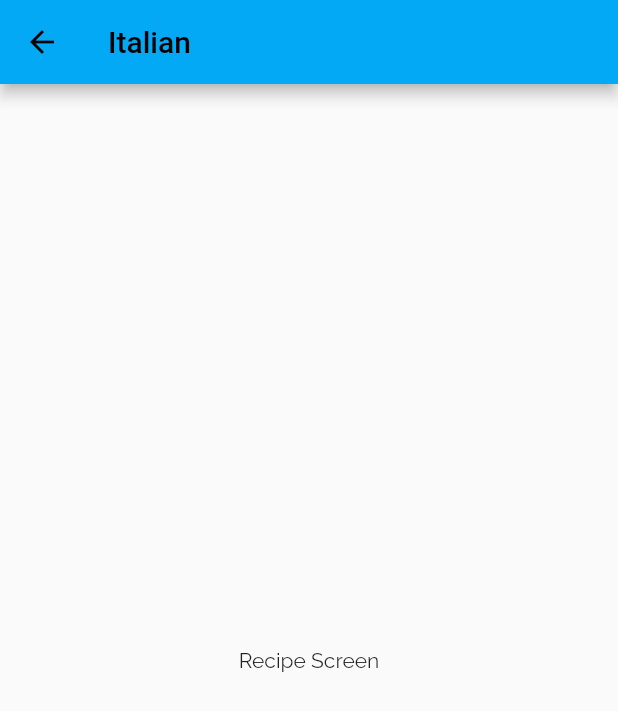
After one commit to dwnlglendale/dine, a Flutter app: the screen it shows after launch, after a tap on "Italian", on a phone screen of 412 x 824 dp. The commit adds this screen. Shown: the top 711 px of the screen. Run offline on Flutter 3.47's test engine with Material 2 defaults, Android fonts, the phone set to English and light mode, and no system bars; our stand-ins replace google_fonts.

Commit message:
added recipes page

```diff
--- a/lib/categories_screen.dart
+++ b/lib/categories_screen.dart
@@ -15,7 +15,7 @@ class CategoriesPage extends StatelessWidget {
         children: dummyCategories
             .map(
               (catData) =>
-                  CategoryItem(title: catData.title, bgColor: catData.bgColor),
+                  CategoryItem(title: catData.title, bgColor: catData.bgColor, id: catData.iD,),
             )
             .toList(),
         gridDelegate: const SliverGridDelegateWithMaxCrossAxisExtent(
--- a/lib/category_item.dart
+++ b/lib/category_item.dart
@@ -1,15 +1,26 @@
+import 'package:dine/category_meals.dart';
 import 'package:flutter/material.dart';
 
+import 'category_meals.dart';
+
 class CategoryItem extends StatelessWidget {
-  const CategoryItem({Key? key, required this.title, required this.bgColor})
+  const CategoryItem({Key? key, required this.title, required this.bgColor, required this.id})
       : super(key: key);
-
+  final String id;
   final String title;
   final Color bgColor;
 
+  void _selectCategory (BuildContext ctx){
+    Navigator.of(ctx).pushNamed( CategoryMeals.routeName, arguments: {'id':id, 'title': title,} );
+  }
+
   @override
   Widget build(BuildContext context) {
-    return Container(
+    return InkWell(
+      onTap: () => _selectCategory(context),
+      splashColor: Theme.of(context).primaryColor,
+      borderRadius: BorderRadius.circular(10),
+      child: Container(
         padding: const EdgeInsets.all(14),
         child: Center(child: Text(title, style: Theme.of(context).textTheme.bodyText1,)),
         decoration: BoxDecoration(
@@ -23,6 +34,7 @@ class CategoryItem extends StatelessWidget {
           ),
           borderRadius: BorderRadius.circular(10),
         ),
+      ),
     );
   }
 }
--- /dev/null
+++ b/lib/category_meals.dart
@@ -0,0 +1,24 @@
+import 'package:flutter/material.dart';
+
+class CategoryMeals extends StatelessWidget {
+   const CategoryMeals({Key? key,}) : super(key: key);
+
+   static const routeName = '/category-meals';
+
+@override
+  Widget build(BuildContext context) {
+
+    final routeArgs = ModalRoute.of(context)!.settings.arguments as Map<String, String> ;
+    final categoryTitle = routeArgs['title'];
+    final categoryId = routeArgs['id'];
+
+    return Scaffold(
+      appBar: AppBar(
+        title:  Text(categoryTitle!),
+      ),
+      body: const Center(
+        child: Text('Recipe Screen'),
+      ),
+    );
+  }
+}
--- a/lib/main.dart
+++ b/lib/main.dart
@@ -1,3 +1,4 @@
+import 'package:dine/category_meals.dart';
 import 'package:flutter/material.dart';
 import 'package:google_fonts/google_fonts.dart';
 
@@ -26,6 +27,9 @@ class MyApp extends StatelessWidget {
         textTheme: ThemeData.light().textTheme.copyWith(bodyText2: GoogleFonts.raleway(), bodyText1: GoogleFonts.robotoCondensed(),),
       ),
       home: const CategoriesPage(),
+      routes: {
+        CategoryMeals.routeName: (ctx) => const CategoryMeals(),
+      },
     );
   }
 }
```
Lines whose indentation alone changed are shown as unchanged.
